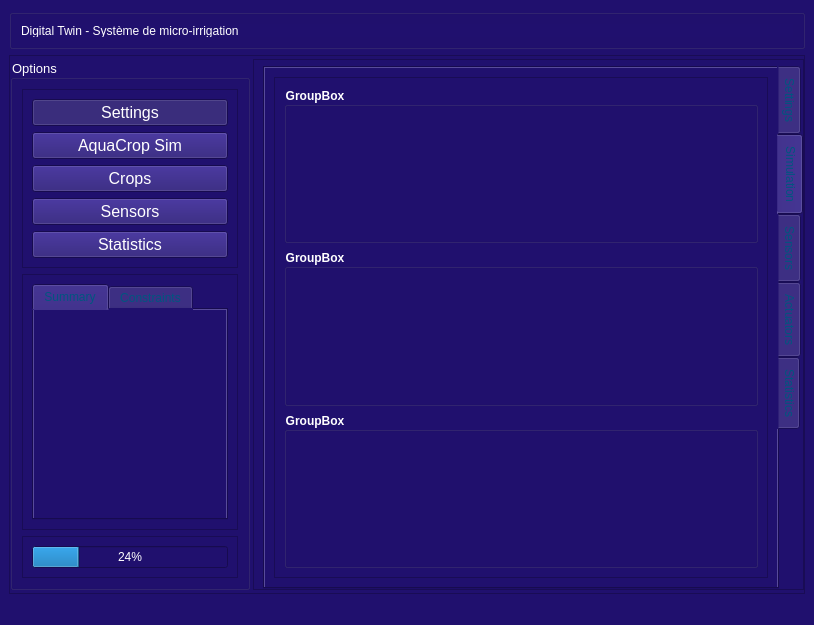
Before: the Qt Designer form Visualization/gui_main.ui in assoumemba/sys866_digital_twin, drawn with Qt 5.
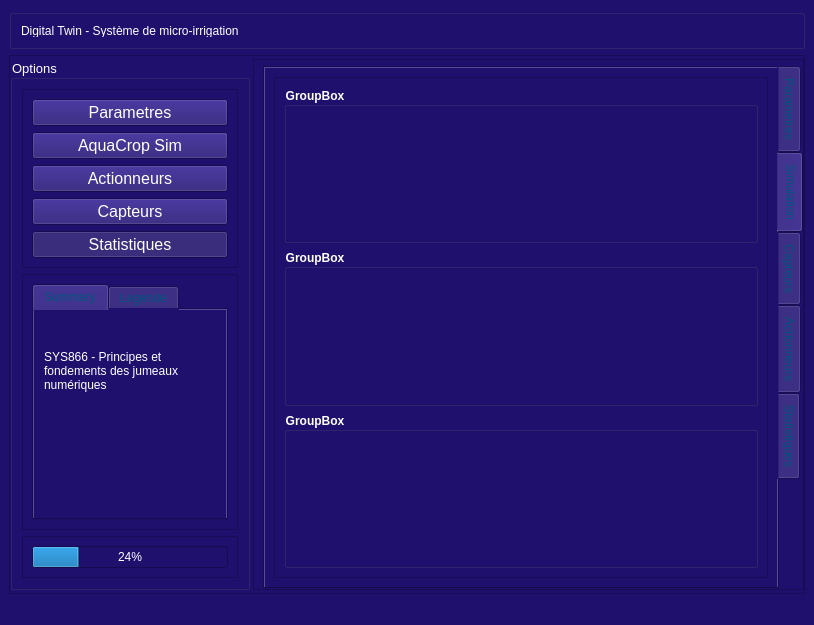
After: the same form once the commit is applied. The open tabs and pages were chosen to show the change. Custom widgets are drawn as their Qt base class.

Patch:
```diff
--- a/Visualization/gui_main.ui
+++ b/Visualization/gui_main.ui
@@ -88,13 +88,13 @@
                 </font>
                </property>
                <property name="text">
-                <string>Settings</string>
+                <string>Parametres</string>
                </property>
                <property name="checkable">
                 <bool>true</bool>
                </property>
                <property name="checked">
-                <bool>true</bool>
+                <bool>false</bool>
                </property>
                <property name="autoExclusive">
                 <bool>true</bool>
@@ -127,7 +127,7 @@
                 </font>
                </property>
                <property name="text">
-                <string>Crops</string>
+                <string>Actionneurs</string>
                </property>
                <property name="checkable">
                 <bool>true</bool>
@@ -145,10 +145,10 @@
                 </font>
                </property>
                <property name="text">
-                <string>Sensors</string>
+                <string>Capteurs</string>
                </property>
                <property name="checkable">
-                <bool>false</bool>
+                <bool>true</bool>
                </property>
                <property name="autoExclusive">
                 <bool>false</bool>
@@ -163,11 +163,14 @@
                 </font>
                </property>
                <property name="text">
-                <string>Statistics</string>
+                <string>Statistiques</string>
                </property>
                <property name="checkable">
                 <bool>true</bool>
                </property>
+               <property name="checked">
+                <bool>true</bool>
+               </property>
                <property name="autoExclusive">
                 <bool>true</bool>
                </property>
@@ -197,10 +200,29 @@
                 <attribute name="title">
                  <string>Summary</string>
                 </attribute>
+                <widget class="QLabel" name="label_2">
+                 <property name="geometry">
+                  <rect>
+                   <x>10</x>
+                   <y>20</y>
+                   <width>171</width>
+                   <height>81</height>
+                  </rect>
+                 </property>
+                 <property name="styleSheet">
+                  <string notr="true">color: rgb(255, 255, 255);</string>
+                 </property>
+                 <property name="text">
+                  <string>SYS866 - Principes et fondements des jumeaux numériques</string>
+                 </property>
+                 <property name="wordWrap">
+                  <bool>true</bool>
+                 </property>
+                </widget>
                </widget>
                <widget class="QWidget" name="tab_2">
                 <attribute name="title">
-                 <string>Constraints</string>
+                 <string>Legende</string>
                 </attribute>
                </widget>
               </widget>
@@ -270,7 +292,7 @@
             </property>
             <widget class="QWidget" name="tab_setting">
              <attribute name="title">
-              <string>Settings</string>
+              <string>Parametres</string>
              </attribute>
              <layout class="QGridLayout" name="gridLayout_5">
               <item row="0" column="0">
@@ -373,7 +395,7 @@
             </widget>
             <widget class="QWidget" name="tab_sensors">
              <attribute name="title">
-              <string>Sensors</string>
+              <string>Capteurs</string>
              </attribute>
              <layout class="QGridLayout" name="gridLayout_4">
               <item row="0" column="1">
@@ -485,7 +507,7 @@
             </widget>
             <widget class="QWidget" name="tab_Actuator">
              <attribute name="title">
-              <string>Actuators</string>
+              <string>Actionneurs</string>
              </attribute>
              <layout class="QGridLayout" name="gridLayout_11">
               <item row="0" column="0">
@@ -535,7 +557,7 @@
             </widget>
             <widget class="QWidget" name="tab_stat">
              <attribute name="title">
-              <string>Statistics</string>
+              <string>Statistiques</string>
              </attribute>
              <layout class="QGridLayout" name="gridLayout_3">
               <item row="0" column="0">
```
Left out of the diff: 21 changed lines with no effect on the pictures.
